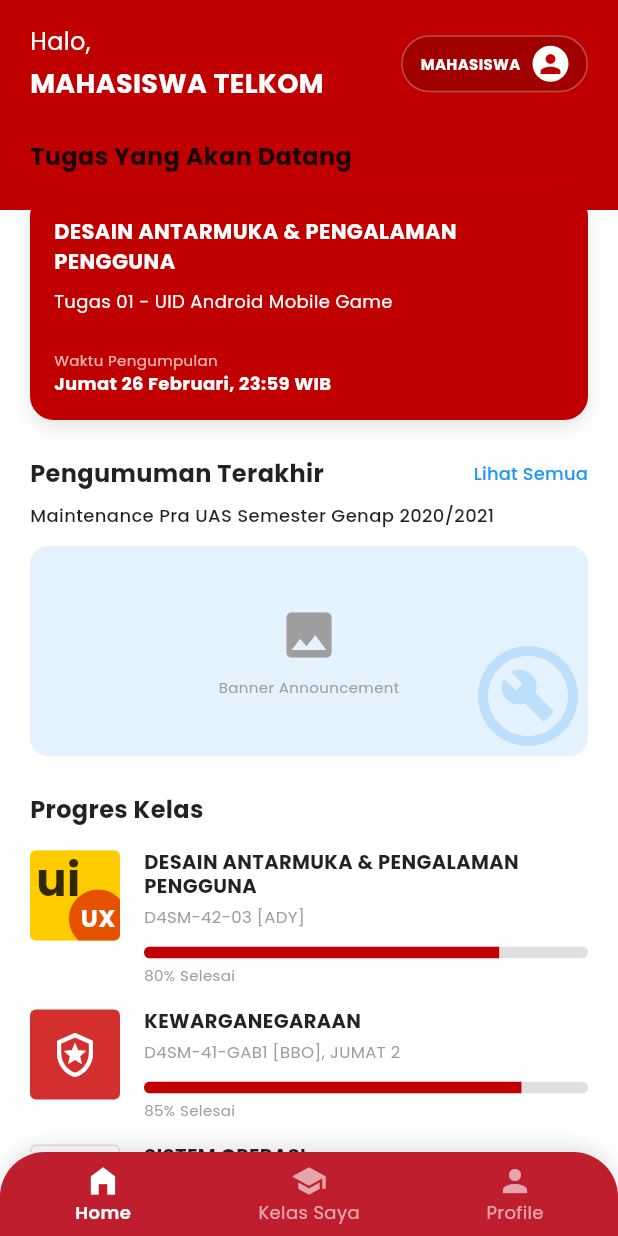
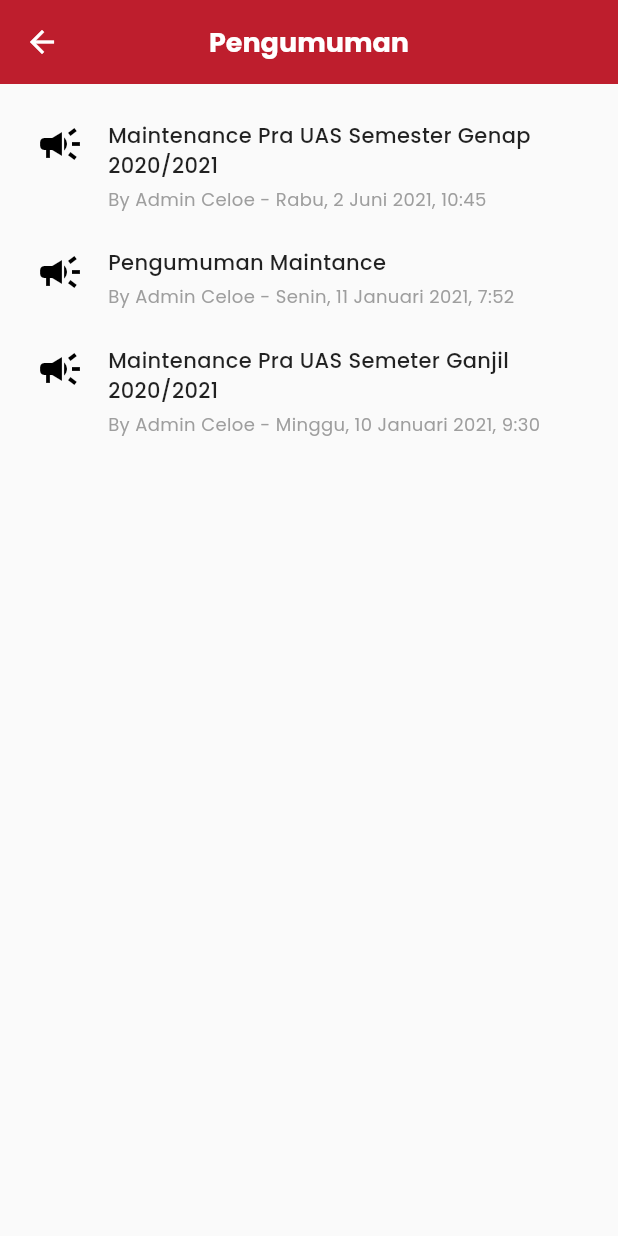
Before and after one commit to sitimaisaroh291001/app_lms, a Flutter app: the DashboardPage screen opened by its route, after a tap on "Lihat Semua", on a phone screen of 412 x 824 dp. Run offline on Flutter 3.47's test engine with Material 3 defaults, Android fonts, the phone set to English and light mode, and no system bars; our stand-ins replace go_router, google_fonts; network calls fail.

Commit message:
feat: announcement UI implementation

```diff
--- /dev/null
+++ b/lib/features/dashboard/presentation/pages/announcement_page.dart
@@ -0,0 +1,88 @@
+import 'package:flutter/material.dart';
+
+
+class AnnouncementPage extends StatelessWidget {
+  const AnnouncementPage({super.key});
+
+  @override
+  Widget build(BuildContext context) {
+    final announcements = [
+      {
+        'title': 'Maintenance Pra UAS Semester Genap 2020/2021',
+        'author': 'Admin Celoe',
+        'date': 'Rabu, 2 Juni 2021, 10:45',
+      },
+      {
+        'title': 'Pengumuman Maintance',
+        'author': 'Admin Celoe',
+        'date': 'Senin, 11 Januari 2021, 7:52',
+      },
+      {
+        'title': 'Maintenance Pra UAS Semeter Ganjil 2020/2021',
+        'author': 'Admin Celoe',
+        'date': 'Minggu, 10 Januari 2021, 9:30',
+      },
+    ];
+
+    return Scaffold(
+      appBar: AppBar(
+        title: const Text(
+          'Pengumuman',
+          style: TextStyle(fontWeight: FontWeight.bold, fontSize: 18),
+        ),
+        centerTitle: true,
+      ),
+      body: ListView.separated(
+        padding: const EdgeInsets.all(24),
+        itemCount: announcements.length,
+        separatorBuilder: (context, index) => const SizedBox(height: 24),
+        itemBuilder: (context, index) {
+          final item = announcements[index];
+          return InkWell(
+            onTap: () {
+               // Placeholder for detail view
+               showDialog(
+                 context: context,
+                 builder: (c) => AlertDialog(
+                   title: Text(item['title']!),
+                   content: const Text('Detail pengumuman akan ditampilkan di sini.'),
+                   actions: [TextButton(onPressed: ()=>Navigator.pop(c), child: const Text('Tutup'))]
+                 )
+               );
+            },
+            child: Row(
+              crossAxisAlignment: CrossAxisAlignment.start,
+              children: [
+                // Megaphone Icon
+                const Icon(Icons.campaign, size: 32, color: Colors.black),
+                const SizedBox(width: 16),
+                Expanded(
+                  child: Column(
+                    crossAxisAlignment: CrossAxisAlignment.start,
+                    children: [
+                      Text(
+                        item['title']!,
+                        style: const TextStyle(
+                          fontSize: 14,
+                          fontWeight: FontWeight.w500, // Medium/Semi-bold
+                        ),
+                      ),
+                      const SizedBox(height: 4),
+                      Text(
+                        'By ${item['author']} - ${item['date']}',
+                        style: const TextStyle(
+                          fontSize: 12,
+                          color: Colors.grey,
+                        ),
+                      ),
+                    ],
+                  ),
+                ),
+              ],
+            ),
+          );
+        },
+      ),
+    );
+  }
+}
--- a/lib/features/dashboard/presentation/pages/dashboard_page.dart
+++ b/lib/features/dashboard/presentation/pages/dashboard_page.dart
@@ -175,7 +175,9 @@ class _DashboardPageState extends State<DashboardPage> {
                         ),
                       ),
                       TextButton(
-                        onPressed: () {},
+                        onPressed: () {
+                          context.push('/announcement');
+                        },
                         style: TextButton.styleFrom(
                           padding: EdgeInsets.zero,
                           minimumSize: Size.zero,
--- a/lib/main.dart
+++ b/lib/main.dart
@@ -7,6 +7,7 @@ import 'features/dashboard/presentation/pages/dashboard_page.dart';
 import 'features/courses/presentation/pages/course_list_page.dart';
 import 'features/courses/presentation/pages/course_detail_page.dart';
 import 'features/profile/presentation/pages/profile_page.dart';
+import 'features/dashboard/presentation/pages/announcement_page.dart';
 
 void main() {
   runApp(const LMSApp());
@@ -54,5 +55,9 @@ final GoRouter _router = GoRouter(
       path: '/profile',
       builder: (context, state) => const ProfilePage(),
     ),
+    GoRoute(
+      path: '/announcement',
+      builder: (context, state) => const AnnouncementPage(),
+    ),
   ],
 );
```
